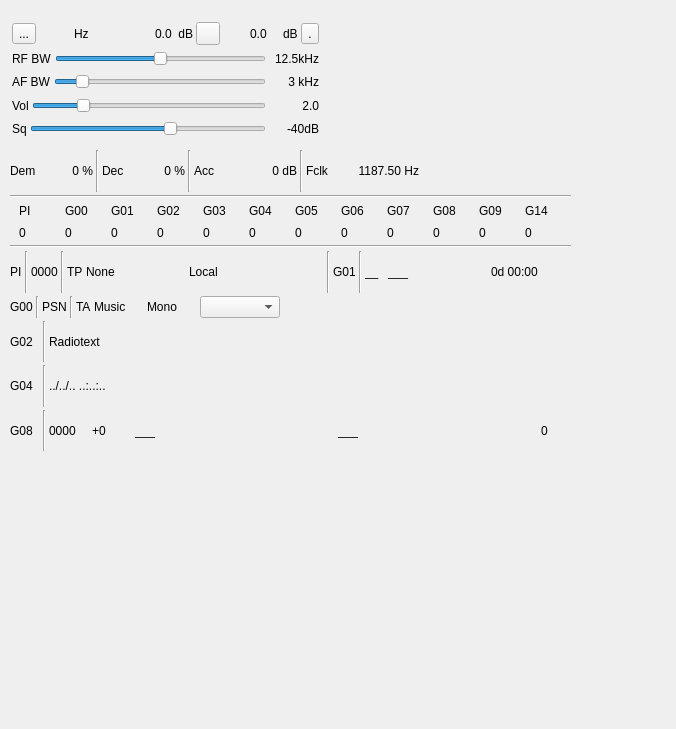
Old version of the form plugins/channel/bfm/bfmdemodgui.ui in the repository f4exb/sdrangel.
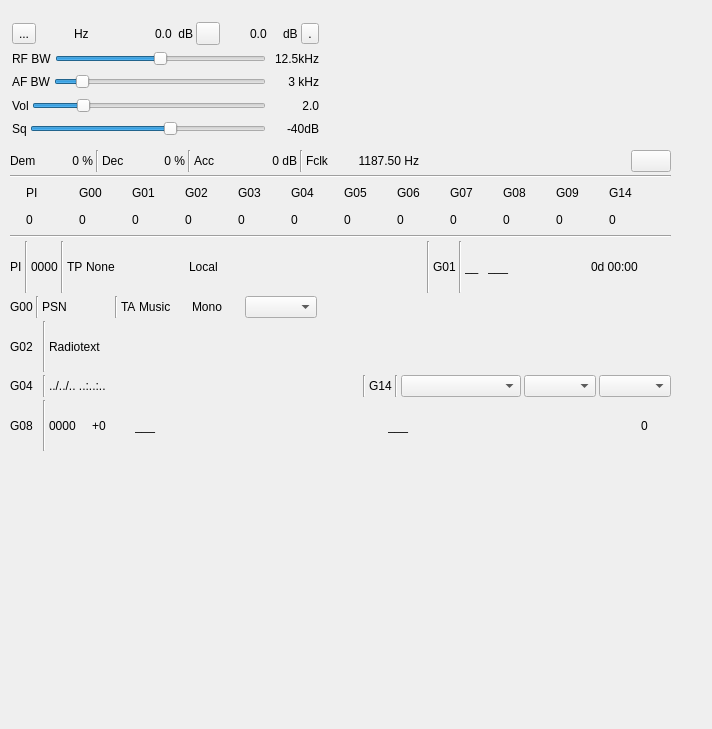
New version of the form. Icons and pictures are not drawn. Custom widgets are drawn as their Qt base class.

Commit message: BFM demod: RDS GUI part #9: group14 full implementation. Separate clear RDS data button

What changed in the file:
```diff
--- a/plugins/channel/bfm/bfmdemodgui.ui
+++ b/plugins/channel/bfm/bfmdemodgui.ui
@@ -6,7 +6,7 @@
    <rect>
     <x>0</x>
     <y>0</y>
-    <width>676</width>
+    <width>712</width>
     <height>729</height>
    </rect>
   </property>
@@ -436,7 +436,7 @@
     <rect>
      <x>10</x>
      <y>150</y>
-     <width>561</width>
+     <width>661</width>
      <height>301</height>
     </rect>
    </property>
@@ -665,6 +665,20 @@
         </property>
        </spacer>
       </item>
+      <item>
+       <widget class="QPushButton" name="clearData">
+        <property name="toolTip">
+         <string>Clear RDS data</string>
+        </property>
+        <property name="text">
+         <string/>
+        </property>
+        <property name="icon">
+         <iconset resource="../../../sdrbase/resources/res.qrc">
+          <normaloff>:/recycle.png</normaloff>:/recycle.png</iconset>
+        </property>
+       </widget>
+      </item>
      </layout>
     </item>
     <item>
@@ -1195,9 +1209,15 @@
       </item>
       <item>
        <widget class="QLabel" name="g00ProgServiceName">
+        <property name="minimumSize">
+         <size>
+          <width>70</width>
+          <height>0</height>
+         </size>
+        </property>
         <property name="maximumSize">
          <size>
-          <width>80</width>
+          <width>16777215</width>
           <height>16777215</height>
          </size>
         </property>
@@ -1280,7 +1300,7 @@
        <widget class="QComboBox" name="g00AltFrequenciesBox">
         <property name="minimumSize">
          <size>
-          <width>80</width>
+          <width>50</width>
           <height>0</height>
          </size>
         </property>
@@ -1367,13 +1387,13 @@
        <widget class="QLabel" name="g04Time">
         <property name="minimumSize">
          <size>
-          <width>0</width>
+          <width>160</width>
           <height>0</height>
          </size>
         </property>
         <property name="maximumSize">
          <size>
-          <width>150</width>
+          <width>16777215</width>
           <height>16777215</height>
          </size>
         </property>
@@ -1395,6 +1415,78 @@
         </property>
        </spacer>
       </item>
+      <item>
+       <widget class="Line" name="row3Separator2">
+        <property name="orientation">
+         <enum>Qt::Vertical</enum>
+        </property>
+       </widget>
+      </item>
+      <item>
+       <widget class="QLabel" name="g14Label">
+        <property name="minimumSize">
+         <size>
+          <width>0</width>
+          <height>0</height>
+         </size>
+        </property>
+        <property name="maximumSize">
+         <size>
+          <width>30</width>
+          <height>16777215</height>
+         </size>
+        </property>
+        <property name="text">
+         <string>G14</string>
+        </property>
+       </widget>
+      </item>
+      <item>
+       <widget class="Line" name="row3Separator3">
+        <property name="orientation">
+         <enum>Qt::Vertical</enum>
+        </property>
+       </widget>
+      </item>
+      <item>
+       <widget class="QComboBox" name="g14ProgServiceNames">
+        <property name="minimumSize">
+         <size>
+          <width>120</width>
+          <height>0</height>
+         </size>
+        </property>
+        <property name="toolTip">
+         <string>Stations (PI and Program service names)</string>
+        </property>
+       </widget>
+      </item>
+      <item>
+       <widget class="QComboBox" name="g14MappedFrequencies">
+        <property name="minimumSize">
+         <size>
+          <width>50</width>
+          <height>0</height>
+         </size>
+        </property>
+        <property name="toolTip">
+         <string>Station mapped frequencies</string>
+        </property>
+       </widget>
+      </item>
+      <item>
+       <widget class="QComboBox" name="g14AltFrequencies">
+        <property name="minimumSize">
+         <size>
+          <width>50</width>
+          <height>0</height>
+         </size>
+        </property>
+        <property name="toolTip">
+         <string>Station altermate freqiuencies</string>
+        </property>
+       </widget>
+      </item>
      </layout>
     </item>
     <item>
```
Left out of the diff: 2 changed lines with no effect on the pictures. The commit also changes 6 other files.
